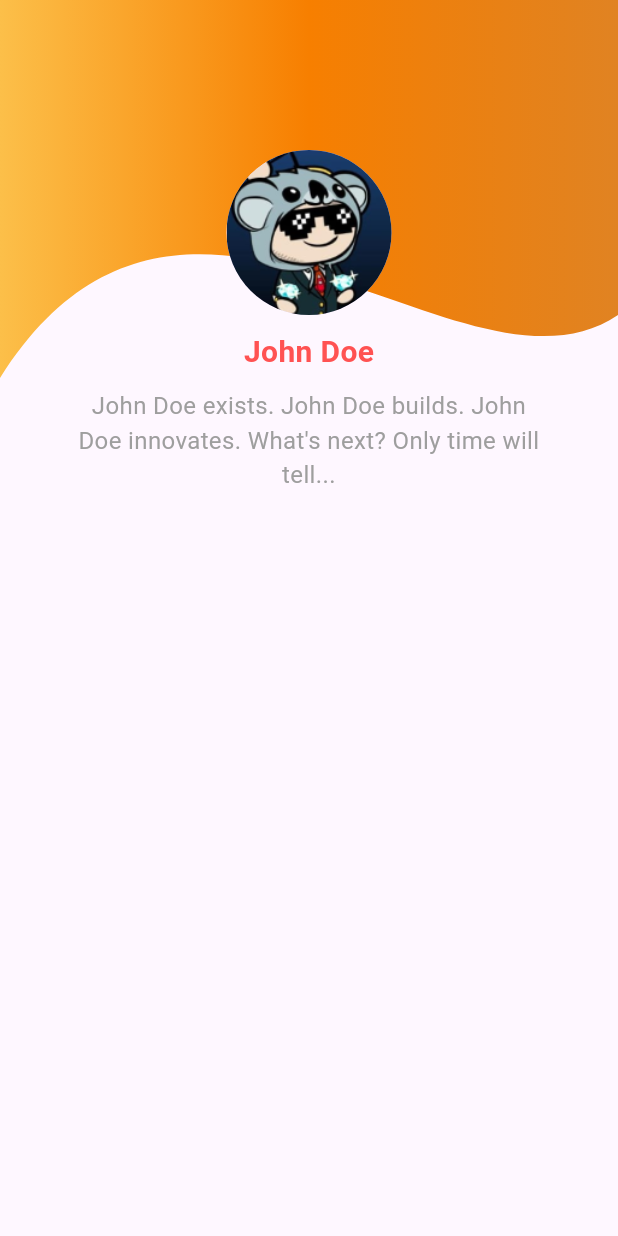
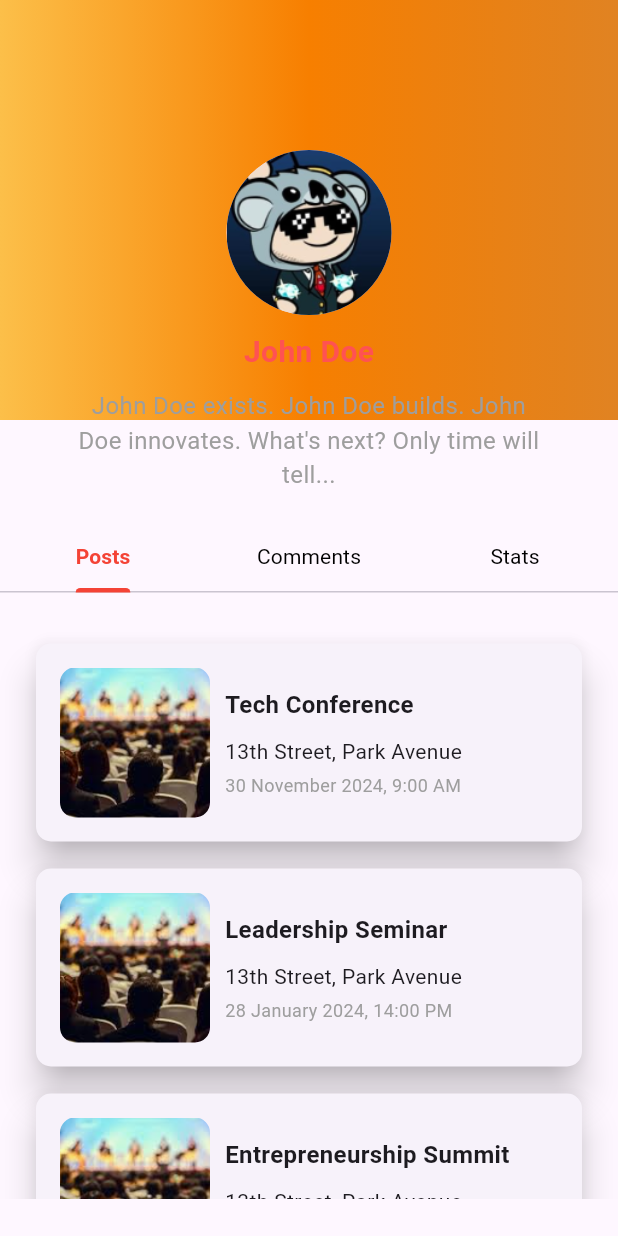
Before and after one commit to murtazatunio/assignment1, a Flutter app: the screen it shows after launch, on a phone screen of 412 x 824 dp. Run offline on Flutter 3.47's test engine with Material 3 defaults, Android fonts, the phone set to English and light mode, and no system bars; statements that could not run were skipped.

Commit message:
Final submission

```diff
--- a/lib/main.dart
+++ b/lib/main.dart
@@ -1,6 +1,5 @@
 import 'package:flutter/material.dart';
 import 'package:flutter_application_2/widgets/home_page.dart';
-import 'widgets/bunny_appbar.dart';
 
 void main() {
   runApp(const MyApp());
@@ -12,7 +11,7 @@ class MyApp extends StatelessWidget {
   @override
   Widget build(BuildContext context) {
     return MaterialApp(
-        title: 'Bunny Search SearchBar Demo',
+        title: 'Assignment 1',
         theme: ThemeData(
           primarySwatch: Colors.grey,
         ),
--- a/lib/widgets/home_page.dart
+++ b/lib/widgets/home_page.dart
@@ -1,12 +1,17 @@
 import 'package:flutter/material.dart';
 import 'package:flutter_application_2/widgets/bunny_appbar.dart';
+import 'package:flutter_application_2/widgets/comments_tile.dart';
+import 'package:flutter_application_2/widgets/posts_tile.dart';
 
 class HomePage extends StatelessWidget {
   const HomePage({Key? key}) : super(key: key);
 
   @override
   Widget build(BuildContext context) {
-    return Scaffold(
+    return DefaultTabController(
+      length: 3, // Number of tabs
+      initialIndex: 0, // Default tab index (0 for PostsPage)
+      child: Scaffold(
         body: Column(
           children: [
             Stack(
@@ -23,7 +28,8 @@ class HomePage extends StatelessWidget {
                           Color(0xFFF77F00),
                           Color(0xDDDC7100)
                         ],
-                  )),
+                      ),
+                    ),
                   ),
                 ),
                 Center(
@@ -32,7 +38,8 @@ class HomePage extends StatelessWidget {
                       const SizedBox(height: 100),
                       CircleAvatar(
                         radius: 55,
-                      backgroundImage: AssetImage('assets/profile_picture.png'),
+                        backgroundImage:
+                            AssetImage('assets/profile_picture.png'),
                       ),
                       const SizedBox(height: 10),
                       const Text(
@@ -56,13 +63,75 @@ class HomePage extends StatelessWidget {
                           textAlign: TextAlign.center,
                         ),
                       ),
+                      const SizedBox(height: 20),
                     ],
                   ),
                 ),
               ],
             ),
+            TabBar(
+              tabs: [
+                Tab(text: 'Posts'),
+                Tab(text: 'Comments'),
+                Tab(text: 'Stats'),
               ],
+              indicatorColor: Colors.red,
+              indicatorWeight: 1,
+              labelColor: Colors.red,
+              labelStyle: const TextStyle(fontWeight: FontWeight.bold),
+              unselectedLabelStyle:
+                  const TextStyle(fontWeight: FontWeight.normal),
+              unselectedLabelColor: Colors.black,
+            ),
+            Expanded(
+              child: TabBarView(
+                children: [
+                  PostsPage(),
+                  CommentsPage(),
+                  StatsPage(),
+                ],
+              ),
+            ),
+          ],
+        ),
       ),
     );
   }
 }
+
+class StatsPage extends StatelessWidget {
+  @override
+  Widget build(BuildContext context) {
+    return Padding(
+      padding: const EdgeInsets.symmetric(vertical: 25),
+      child: Center(
+        child: Row(
+          mainAxisAlignment: MainAxisAlignment.center,
+          children: [
+            Column(
+              children: [
+                Text("19",
+                    style: TextStyle(
+                        fontSize: 34,
+                        fontWeight: FontWeight.bold,
+                        color: Colors.orange)),
+                Text("Posts", style: TextStyle(fontSize: 16)),
+              ],
+            ),
+            SizedBox(width: 20),
+            Column(
+              children: [
+                Text("32",
+                    style: TextStyle(
+                        fontSize: 34,
+                        fontWeight: FontWeight.bold,
+                        color: Colors.orange)),
+                Text("Comments", style: TextStyle(fontSize: 16)),
+              ],
+            ),
+          ],
+        ),
+      ),
+    );
+  }
+}
--- /dev/null
+++ b/lib/widgets/posts_tile.dart
@@ -0,0 +1,143 @@
+import 'package:flutter/material.dart';
+
+class Posts {
+  final String eventTitle;
+  final String location;
+  final DateTime timestamp;
+
+  Posts({
+    required this.eventTitle,
+    required this.location,
+    required this.timestamp,
+  });
+}
+
+class PostsPage extends StatelessWidget {
+  final List<Posts> events = [
+    Posts(
+      eventTitle: "Tech Conference",
+      location: "13th Street, Park Avenue",
+      timestamp: DateTime(2024, 11, 30, 9, 00),
+    ),
+    Posts(
+      eventTitle: "Leadership Seminar",
+      location: "13th Street, Park Avenue",
+      timestamp: DateTime(2024, 1, 28, 14, 00),
+    ),
+    Posts(
+      eventTitle: "Entrepreneurship Summit",
+      location: "13th Street, Park Avenue",
+      timestamp: DateTime(2025, 3, 15, 10, 00),
+    ),
+  ];
+
+  String formatDateTime(DateTime dateTime) {
+    return "${dateTime.day} ${_getMonthName(dateTime.month)} ${dateTime.year}, "
+        "${dateTime.hour}:${dateTime.minute.toString().padLeft(2, '0')} ${dateTime.hour < 12 ? 'AM' : 'PM'}";
+  }
+
+  String _getMonthName(int month) {
+    const months = [
+      "January",
+      "February",
+      "March",
+      "April",
+      "May",
+      "June",
+      "July",
+      "August",
+      "September",
+      "October",
+      "November",
+      "December"
+    ];
+    return months[month - 1];
+  }
+
+  @override
+  Widget build(BuildContext context) {
+    return Padding(
+      padding: const EdgeInsets.symmetric(vertical: 25),
+      child: SizedBox(
+        height: MediaQuery.of(context).size.height * 0.5,
+        child: ListView.builder(
+          itemCount: events.length,
+          itemBuilder: (context, index) {
+            final event = events[index];
+            return PostsTile(event: event, formatDateTime: formatDateTime);
+          },
+        ),
+      ),
+    );
+  }
+}
+
+class PostsTile extends StatelessWidget {
+  final Posts event;
+  final String Function(DateTime) formatDateTime;
+
+  const PostsTile({
+    Key? key,
+    required this.event,
+    required this.formatDateTime,
+  }) : super(key: key);
+
+  @override
+  Widget build(BuildContext context) {
+    return Padding(
+      padding: EdgeInsets.symmetric(horizontal: 20, vertical: 5),
+      child: Card(
+        shape: RoundedRectangleBorder(
+          borderRadius: BorderRadius.circular(10),
+        ),
+        elevation: 10,
+        child: Padding(
+          padding: EdgeInsets.all(16),
+          child: Column(
+            crossAxisAlignment: CrossAxisAlignment.start,
+            children: [
+              Row(
+                children: [
+                  ClipRRect(
+                    borderRadius: BorderRadius.circular(10),
+                    child: Image.asset(
+                      "assets/event_photo.png",
+                      fit: BoxFit.cover,
+                      width: 100,
+                      height: 100,
+                    ),
+                  ),
+                  SizedBox(width: 10),
+                  Expanded(
+                    child: Column(
+                      crossAxisAlignment: CrossAxisAlignment.start,
+                      children: [
+                        Text(
+                          event.eventTitle,
+                          style: TextStyle(
+                            fontWeight: FontWeight.bold,
+                            fontSize: 16,
+                          ),
+                        ),
+                        SizedBox(height: 10),
+                        Text(
+                          event.location,
+                          style: TextStyle(fontSize: 14),
+                        ),
+                        SizedBox(height: 4),
+                        Text(
+                          formatDateTime(event.timestamp),
+                          style: TextStyle(fontSize: 12, color: Colors.grey),
+                        ),
+                      ],
+                    ),
+                  ),
+                ],
+              ),
+            ],
+          ),
+        ),
+      ),
+    );
+  }
+}
```
Also changed, not shown: lib/widgets/comments_page.dart (deleted, +0 -85 lines), lib/widgets/comments_tile.dart (added, +118 -0 lines), lib/widgets/app_bar.dart (renamed from lib/widgets/bunny_appbar.dart), lib/widgets/posts_page.dart (deleted), lib/widgets/stats_page.dart (deleted), 1 other file. Lines whose indentation alone changed are shown as unchanged.
